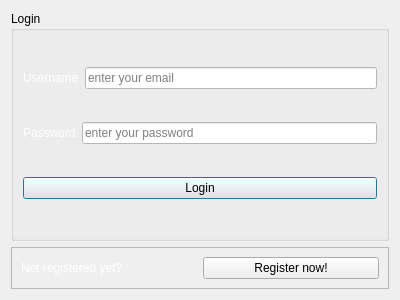
Qt form client/Login.ui (anphetamina/CoText) before a commit.
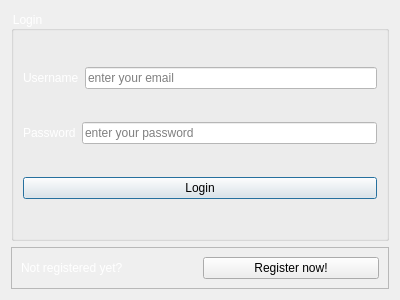
The same form after that commit.

Commit message: bug fixed (client1 invite client2 to a document, both write something, then client1 wants to open a new document but it doesn't succeed)

Patch:
```diff
--- a/client/Login.ui
+++ b/client/Login.ui
@@ -31,6 +31,12 @@
        <height>0</height>
       </size>
      </property>
+     <property name="styleSheet">
+      <string notr="true">QGroupBox::title
+{
+  color: white;   
+}</string>
+     </property>
      <property name="title">
       <string>Login</string>
      </property>
```
The commit also changes 1 other file.
